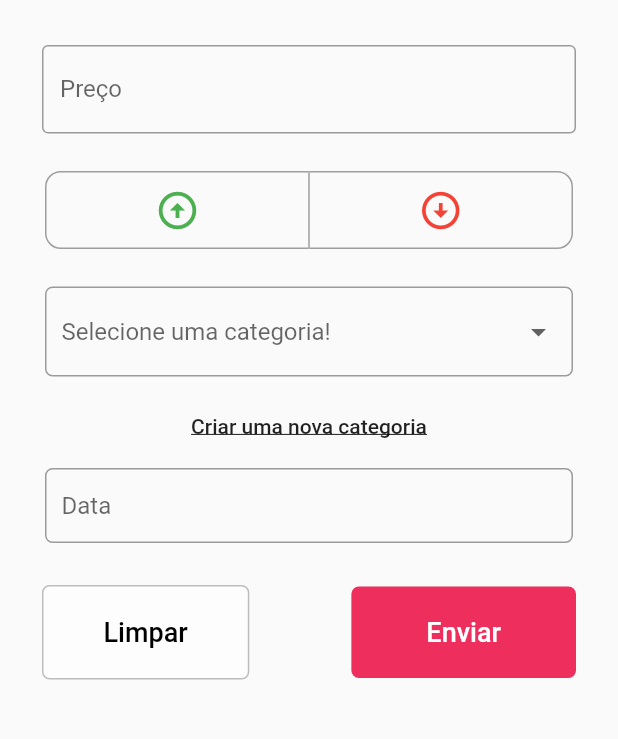
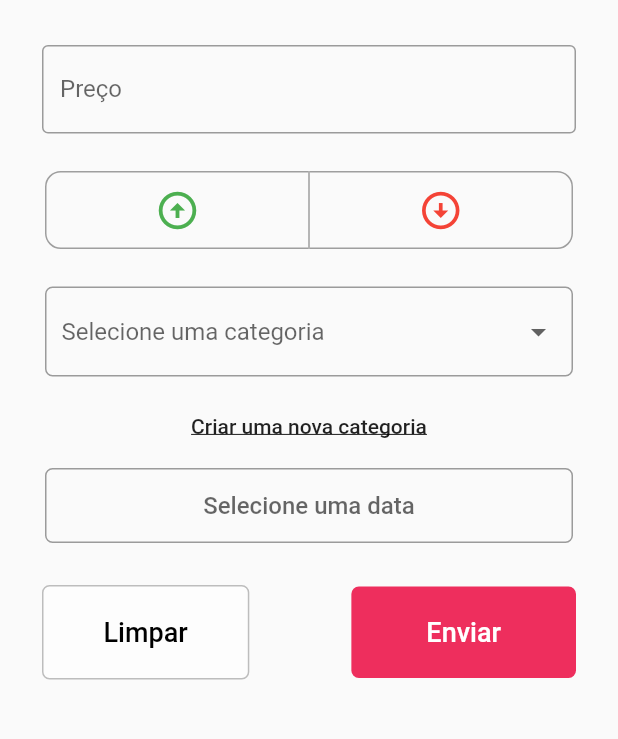
Before and after one commit to LeoAlthoff/warr_finances_app, a Flutter app: the RegistrationPage screen opened directly, on a phone screen of 412 x 824 dp, the part 111-850 px from its top. Run offline on Flutter 3.47's test engine with Material 2 defaults, Android fonts, the phone set to English and light mode, and no system bars; drawn by our look-alikes of date_time_picker; our stand-ins replace email_validator, firebase_auth, firebase_core, flutter_colorpicker, flutter_signin_button, google_sign_in and 6 more; accounts and stored records are empty.

Commit message:
[feat] new method showDatePicker

```diff
--- a/lib/presenter/register/widgets/body_register.dart
+++ b/lib/presenter/register/widgets/body_register.dart
@@ -1,4 +1,3 @@
-import 'package:date_time_picker/date_time_picker.dart';
 import 'package:flutter/material.dart';
 
 import '../../../shared/utils/database_helper.dart';
@@ -36,7 +35,8 @@ class _BodyRegisterState extends State<BodyRegister> {
 
   final FocusNode focusPrice = FocusNode();
 
-  TextEditingController data = TextEditingController();
+  TextEditingController data =
+      TextEditingController(text: 'Selecione uma data');
 
   @override
   Widget build(BuildContext context) {
@@ -95,7 +95,7 @@ class _BodyRegisterState extends State<BodyRegister> {
                 child: DropdownButton<String>(
                   hint: categorySelected
                       ? null
-                      : const Text('Selecione uma categoria!'),
+                      : const Text('Selecione uma categoria'),
                   value: categorySelected ? category : null,
                   items: snapshot.data!
                       .map<DropdownMenuItem<String>>(
@@ -211,6 +211,7 @@ class _BodyRegisterState extends State<BodyRegister> {
     operationName.clear();
     price.clear();
     data.clear();
+    data.text = 'Selecione uma data';
     setState(() {});
   }
 
@@ -235,7 +236,7 @@ class _BodyRegisterState extends State<BodyRegister> {
     List list = await DatabaseHelper.instance.selectOperationById(widget.id!);
     operationName.text = list[0]['name'];
     price.text = list[0]['value'].toString();
-    data.text = formatStringForDateTimeParse(list[0]['date']);
+    data.text = formatDateTimeForString(list[0]['date']);
     categorySelected = true;
     category =
         await DatabaseHelper.instance.getCategoryName(list[0]['categoryId']);
--- a/lib/presenter/register/widgets/date_time_picker_container.dart
+++ b/lib/presenter/register/widgets/date_time_picker_container.dart
@@ -1,9 +1,9 @@
-import 'package:date_time_picker/date_time_picker.dart';
 import 'package:flutter/material.dart';
 
+import '../../../shared/utils/date_formater.dart';
 import '../../../shared/utils/is_dark.dart';
 
-class DateTimePickerContainer extends StatelessWidget {
+class DateTimePickerContainer extends StatefulWidget {
   const DateTimePickerContainer({
     Key? key,
     required this.data,
@@ -11,6 +11,12 @@ class DateTimePickerContainer extends StatelessWidget {
 
   final TextEditingController data;
 
+  @override
+  State<DateTimePickerContainer> createState() =>
+      _DateTimePickerContainerState();
+}
+
+class _DateTimePickerContainerState extends State<DateTimePickerContainer> {
   @override
   Widget build(BuildContext context) {
     return Container(
@@ -28,20 +34,66 @@ class DateTimePickerContainer extends StatelessWidget {
           color: isDark(context) ? Colors.white38 : Colors.black38,
         ),
       ),
-      child: DateTimePicker(
-        decoration: const InputDecoration(
-          hintText: 'Data',
-          border: InputBorder.none,
-          focusedBorder: InputBorder.none,
-          enabledBorder: InputBorder.none,
-          errorBorder: InputBorder.none,
-          disabledBorder: InputBorder.none,
+      child: TextButton(
+        onPressed: () async {
+          widget.data.text = await _selectDate(context);
+          setState(() {});
+        },
+        child: Text(
+          widget.data.text.length > 18
+              ? formatStringForDateTimeParse(widget.data.text)
+              : widget.data.text,
+          style: TextStyle(
+            fontSize: 16,
+            color: widget.data.text.length > 17
+                ? Theme.of(context).hintColor
+                : isDark(context)
+                    ? Colors.white
+                    : Colors.black,
+          ),
+          textAlign: TextAlign.left,
         ),
-        controller: data,
-        firstDate: DateTime(2000),
-        lastDate: DateTime(2100),
-        locale: const Locale('pt', 'BR'),
       ),
     );
   }
+
+  Future<String> _selectDate(BuildContext context) async {
+    DateTime selectedDate = DateTime.now();
+    final selected = await showDatePicker(
+      context: context,
+      initialDate: selectedDate,
+      firstDate: DateTime(2000),
+      lastDate: DateTime(2025),
+      builder: (context, child) {
+        return Theme(
+          data: Theme.of(context).copyWith(
+            colorScheme: ColorScheme.light(
+              primary: isDark(context)
+                  ? const Color.fromARGB(214, 238, 46, 94)
+                  : const Color.fromRGBO(
+                      238, 46, 93, 1), // header background color
+              onPrimary: Colors.white,// header text color
+              onSurface: isDark(context)
+                  ? Colors.white
+                  : Colors.black, // body text color
+            ),
+            textButtonTheme: TextButtonThemeData(
+              style: TextButton.styleFrom(
+                primary: isDark(context)
+                    ? const Color.fromARGB(214, 238, 46, 94)
+                    : const Color.fromRGBO(238, 46, 93, 1), // button text color
+              ),
+            ),
+          ),
+          child: child!,
+        );
+      },
+    );
+    if (selected != null && selected != selectedDate) {
+      setState(() {
+        selectedDate = selected;
+      });
+    }
+    return formatDate(selectedDate.toString());
+  }
 }
--- a/lib/shared/utils/date_formater.dart
+++ b/lib/shared/utils/date_formater.dart
@@ -7,3 +7,8 @@ String formatDate(String date) {
 String formatStringForDateTimeParse(String date) {
   return ('$date 00:00:00.000');
 }
+
+String formatDateTimeForString(String date) {
+  List temp = date.split(' ');
+  return temp[0];
+}
```
